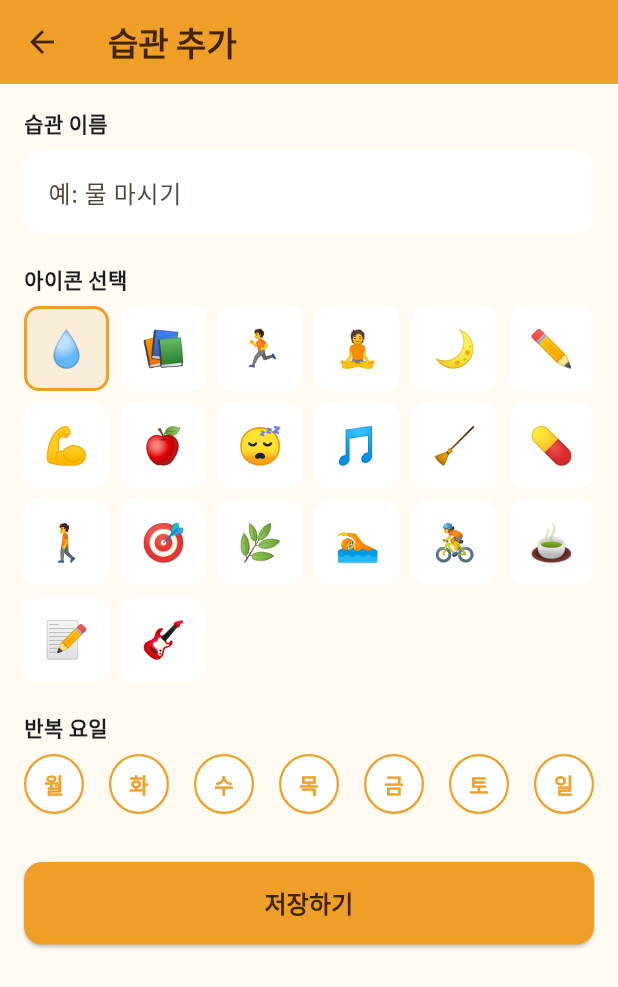
After one commit to newocj-hub/oneuldo-chek, a Flutter app: the screen it shows after launch, after a tap on the "add" icon, on a phone screen of 412 x 824 dp. The commit adds this screen. Shown: the top 987 px of the screen. Run offline on Flutter 3.47's test engine with Material 3 defaults, Android fonts, the phone set to English and light mode, and no system bars; our stand-ins replace google_fonts, hive, hive_flutter; accounts and stored records are empty.

Commit message:
feat: 홈화면 및 습관 추가 화면 구현

```diff
--- a/lib/main.dart
+++ b/lib/main.dart
@@ -1,5 +1,6 @@
 import 'package:flutter/material.dart';
 import 'package:hive_flutter/hive_flutter.dart';
+import 'package:google_fonts/google_fonts.dart';
 import 'models/habit.dart';
 import 'screens/home_screen.dart';
 
@@ -22,6 +23,7 @@ class MyApp extends StatelessWidget {
       theme: ThemeData(
         colorScheme: ColorScheme.fromSeed(seedColor: const Color(0xFFEF9F27)),
         scaffoldBackgroundColor: const Color(0xFFFFFBF2),
+        textTheme: GoogleFonts.notoSansKrTextTheme(),
         useMaterial3: true,
       ),
       home: const HomeScreen(),
--- /dev/null
+++ b/lib/screens/add_habit_screen.dart
@@ -0,0 +1,203 @@
+import 'package:flutter/material.dart';
+import 'package:hive/hive.dart';
+import 'package:uuid/uuid.dart';
+import '../models/habit.dart';
+
+class AddHabitScreen extends StatefulWidget {
+  const AddHabitScreen({super.key});
+
+  @override
+  State<AddHabitScreen> createState() => _AddHabitScreenState();
+}
+
+class _AddHabitScreenState extends State<AddHabitScreen> {
+  final _nameController = TextEditingController();
+  String _selectedIcon = '💧';
+  final List<bool> _selectedDays = List.filled(7, false);
+  final List<String> _dayLabels = ['월', '화', '수', '목', '금', '토', '일'];
+  final List<String> _icons = [
+    '💧',
+    '📚',
+    '🏃',
+    '🧘',
+    '🌙',
+    '✏️',
+    '💪',
+    '🍎',
+    '😴',
+    '🎵',
+    '🧹',
+    '💊',
+    '🚶',
+    '🎯',
+    '🌿',
+    '🏊',
+    '🚴',
+    '🍵',
+    '📝',
+    '🎸',
+  ];
+
+  void _save() {
+    if (_nameController.text.trim().isEmpty) {
+      ScaffoldMessenger.of(
+        context,
+      ).showSnackBar(const SnackBar(content: Text('습관 이름을 입력해주세요!')));
+      return;
+    }
+    final days = <int>[];
+    for (int i = 0; i < 7; i++) {
+      if (_selectedDays[i]) days.add(i);
+    }
+    print('저장되는 요일: $days');
+    if (days.isEmpty) {
+      ScaffoldMessenger.of(
+        context,
+      ).showSnackBar(const SnackBar(content: Text('반복 요일을 하나 이상 선택해주세요!')));
+      return;
+    }
+    final habit = Habit(
+      id: const Uuid().v4(),
+      name: _nameController.text.trim(),
+      icon: _selectedIcon,
+      repeatDays: days,
+    );
+    Hive.box<Habit>('habits').add(habit);
+    Navigator.pop(context);
+  }
+
+  @override
+  Widget build(BuildContext context) {
+    return Scaffold(
+      backgroundColor: const Color(0xFFFFFBF2),
+      appBar: AppBar(
+        backgroundColor: const Color(0xFFEF9F27),
+        title: const Text(
+          '습관 추가',
+          style: TextStyle(
+            color: Color(0xFF412402),
+            fontWeight: FontWeight.bold,
+          ),
+        ),
+        iconTheme: const IconThemeData(color: Color(0xFF412402)),
+      ),
+      body: SingleChildScrollView(
+        padding: const EdgeInsets.all(16),
+        child: Column(
+          crossAxisAlignment: CrossAxisAlignment.start,
+          children: [
+            const Text('습관 이름', style: TextStyle(fontWeight: FontWeight.bold)),
+            const SizedBox(height: 8),
+            TextField(
+              controller: _nameController,
+              decoration: InputDecoration(
+                hintText: '예: 물 마시기',
+                filled: true,
+                fillColor: Colors.white,
+                border: OutlineInputBorder(
+                  borderRadius: BorderRadius.circular(12),
+                  borderSide: BorderSide.none,
+                ),
+              ),
+            ),
+            const SizedBox(height: 20),
+            const Text('아이콘 선택', style: TextStyle(fontWeight: FontWeight.bold)),
+            const SizedBox(height: 8),
+            GridView.builder(
+              shrinkWrap: true,
+              physics: const NeverScrollableScrollPhysics(),
+              gridDelegate: const SliverGridDelegateWithFixedCrossAxisCount(
+                crossAxisCount: 6,
+                mainAxisSpacing: 8,
+                crossAxisSpacing: 8,
+              ),
+              itemCount: _icons.length,
+              itemBuilder: (context, index) {
+                final icon = _icons[index];
+                final isSelected = icon == _selectedIcon;
+                return GestureDetector(
+                  onTap: () => setState(() => _selectedIcon = icon),
+                  child: Container(
+                    decoration: BoxDecoration(
+                      color: isSelected
+                          ? const Color(0xFFFAEEDA)
+                          : Colors.white,
+                      borderRadius: BorderRadius.circular(10),
+                      border: Border.all(
+                        color: isSelected
+                            ? const Color(0xFFEF9F27)
+                            : Colors.transparent,
+                        width: 2,
+                      ),
+                    ),
+                    child: Center(
+                      child: Text(icon, style: const TextStyle(fontSize: 24)),
+                    ),
+                  ),
+                );
+              },
+            ),
+            const SizedBox(height: 20),
+            const Text('반복 요일', style: TextStyle(fontWeight: FontWeight.bold)),
+            const SizedBox(height: 8),
+            Row(
+              mainAxisAlignment: MainAxisAlignment.spaceBetween,
+              children: List.generate(7, (index) {
+                final isSelected = _selectedDays[index];
+                return GestureDetector(
+                  onTap: () => setState(
+                    () => _selectedDays[index] = !_selectedDays[index],
+                  ),
+                  child: Container(
+                    width: 40,
+                    height: 40,
+                    decoration: BoxDecoration(
+                      shape: BoxShape.circle,
+                      color: isSelected
+                          ? const Color(0xFFEF9F27)
+                          : Colors.white,
+                      border: Border.all(
+                        color: const Color(0xFFEF9F27),
+                        width: 1.5,
+                      ),
+                    ),
+                    child: Center(
+                      child: Text(
+                        _dayLabels[index],
+                        style: TextStyle(
+                          fontWeight: FontWeight.bold,
+                          color: isSelected
+                              ? const Color(0xFF412402)
+                              : const Color(0xFFEF9F27),
+                        ),
+                      ),
+                    ),
+                  ),
+                );
+              }),
+            ),
+            const SizedBox(height: 32),
+            SizedBox(
+              width: double.infinity,
+              child: ElevatedButton(
+                onPressed: _save,
+                style: ElevatedButton.styleFrom(
+                  backgroundColor: const Color(0xFFEF9F27),
+                  foregroundColor: const Color(0xFF412402),
+                  padding: const EdgeInsets.symmetric(vertical: 16),
+                  shape: RoundedRectangleBorder(
+                    borderRadius: BorderRadius.circular(12),
+                  ),
+                ),
+                child: const Text(
+                  '저장하기',
+                  style: TextStyle(fontSize: 16, fontWeight: FontWeight.bold),
+                ),
+              ),
+            ),
+          ],
+        ),
+      ),
+    );
+  }
+}
--- a/lib/screens/home_screen.dart
+++ b/lib/screens/home_screen.dart
@@ -1,16 +1,164 @@
 import 'package:flutter/material.dart';
+import 'package:hive_flutter/hive_flutter.dart';
+import '../models/habit.dart';
+import 'add_habit_screen.dart';
 
 class HomeScreen extends StatelessWidget {
   const HomeScreen({super.key});
 
   @override
   Widget build(BuildContext context) {
+    final box = Hive.box<Habit>('habits');
+    final today = DateTime.now();
+    final todayKey =
+        '${today.year}-${today.month.toString().padLeft(2, '0')}-${today.day.toString().padLeft(2, '0')}';
+    final weekday = today.weekday - 1;
+    print('오늘 weekday: ${today.weekday}, 변환후: $weekday');
+
     return Scaffold(
+      backgroundColor: const Color(0xFFFFFBF2),
       appBar: AppBar(
-        title: const Text('오늘도첵'),
         backgroundColor: const Color(0xFFEF9F27),
+        title: const Text(
+          '오늘도첵',
+          style: TextStyle(
+            color: Color(0xFF412402),
+            fontWeight: FontWeight.bold,
+          ),
+        ),
+        actions: [
+          IconButton(
+            icon: const Icon(Icons.bar_chart, color: Color(0xFF412402)),
+            onPressed: () {},
+          ),
+        ],
       ),
-      body: const Center(child: Text('오늘도첵 시작!')),
+      body: ValueListenableBuilder(
+        valueListenable: box.listenable(),
+        builder: (context, Box<Habit> box, _) {
+          final habits = box.values
+              .where((h) => h.repeatDays.contains(weekday))
+              .toList();
+          final completed = habits.where((h) => h.isCompletedToday).length;
+
+          return Column(
+            children: [
+              Container(
+                width: double.infinity,
+                padding: const EdgeInsets.all(16),
+                color: const Color(0xFFFAEEDA),
+                child: Row(
+                  children: [
+                    const Text('🔥', style: TextStyle(fontSize: 24)),
+                    const SizedBox(width: 8),
+                    Text(
+                      habits.isEmpty
+                          ? '습관을 추가해보세요!'
+                          : '$completed / ${habits.length} 완료',
+                      style: const TextStyle(
+                        fontSize: 16,
+                        fontWeight: FontWeight.bold,
+                        color: Color(0xFF633806),
+                      ),
+                    ),
+                  ],
+                ),
+              ),
+              Expanded(
+                child: habits.isEmpty
+                    ? const Center(
+                        child: Text(
+                          '오늘의 습관이 없어요\n아래 + 버튼으로 추가해보세요!',
+                          textAlign: TextAlign.center,
+                          style: TextStyle(color: Colors.grey),
+                        ),
+                      )
+                    : ListView.builder(
+                        padding: const EdgeInsets.all(16),
+                        itemCount: habits.length,
+                        itemBuilder: (context, index) {
+                          final habit = habits[index];
+                          return _HabitCard(habit: habit, todayKey: todayKey);
+                        },
+                      ),
+              ),
+            ],
+          );
+        },
+      ),
+      floatingActionButton: FloatingActionButton(
+        backgroundColor: const Color(0xFFEF9F27),
+        onPressed: () {
+          Navigator.push(
+            context,
+            MaterialPageRoute(builder: (_) => const AddHabitScreen()),
+          );
+        },
+        child: const Icon(Icons.add, color: Color(0xFF412402)),
+      ),
     );
   }
 }
+
+class _HabitCard extends StatelessWidget {
+  final Habit habit;
+  final String todayKey;
+
+  const _HabitCard({required this.habit, required this.todayKey});
+
+  @override
+  Widget build(BuildContext context) {
+    final isDone = habit.isCompletedToday;
+
+    return Card(
+      margin: const EdgeInsets.only(bottom: 12),
+      color: Colors.white,
+      shape: RoundedRectangleBorder(borderRadius: BorderRadius.circular(12)),
+      child: ListTile(
+        contentPadding: const EdgeInsets.symmetric(horizontal: 16, vertical: 8),
+        leading: Text(habit.icon, style: const TextStyle(fontSize: 28)),
+        title: Text(
+          habit.name,
+          style: TextStyle(
+            fontWeight: FontWeight.bold,
+            color: isDone ? Colors.grey : const Color(0xFF2C2C2A),
+            decoration: isDone ? TextDecoration.lineThrough : null,
+          ),
+        ),
+        subtitle: Row(
+          children: [
+            const Text('🔥', style: TextStyle(fontSize: 12)),
+            const SizedBox(width: 2),
+            Text(
+              '${habit.currentStreak}일',
+              style: const TextStyle(fontSize: 12, color: Color(0xFF633806)),
+            ),
+          ],
+        ),
+        trailing: GestureDetector(
+          onTap: () {
+            if (isDone) {
+              habit.completedDates.remove(todayKey);
+            } else {
+              habit.completedDates.add(todayKey);
+            }
+            habit.save();
+          },
+          child: AnimatedContainer(
+            duration: const Duration(milliseconds: 200),
+            width: 32,
+            height: 32,
+            decoration: BoxDecoration(
+              shape: BoxShape.circle,
+              color: isDone ? const Color(0xFFEF9F27) : Colors.transparent,
+              border: Border.all(color: const Color(0xFFEF9F27), width: 2),
+            ),
+            child: isDone
+                ? const Icon(Icons.check, size: 18, color: Colors.white)
+                : null,
+          ),
+        ),
+      ),
+    );
+  }
+}
--- a/pubspec.yaml
+++ b/pubspec.yaml
@@ -36,6 +36,7 @@ dependencies:
   provider: ^6.1.2
   intl: ^0.19.0
   uuid: ^4.4.0
+  google_fonts: ^6.2.1
 
   # The following adds the Cupertino Icons font to your application.
   # Use with the CupertinoIcons class for iOS style icons.
```
Also changed, not shown: pubspec.lock.
